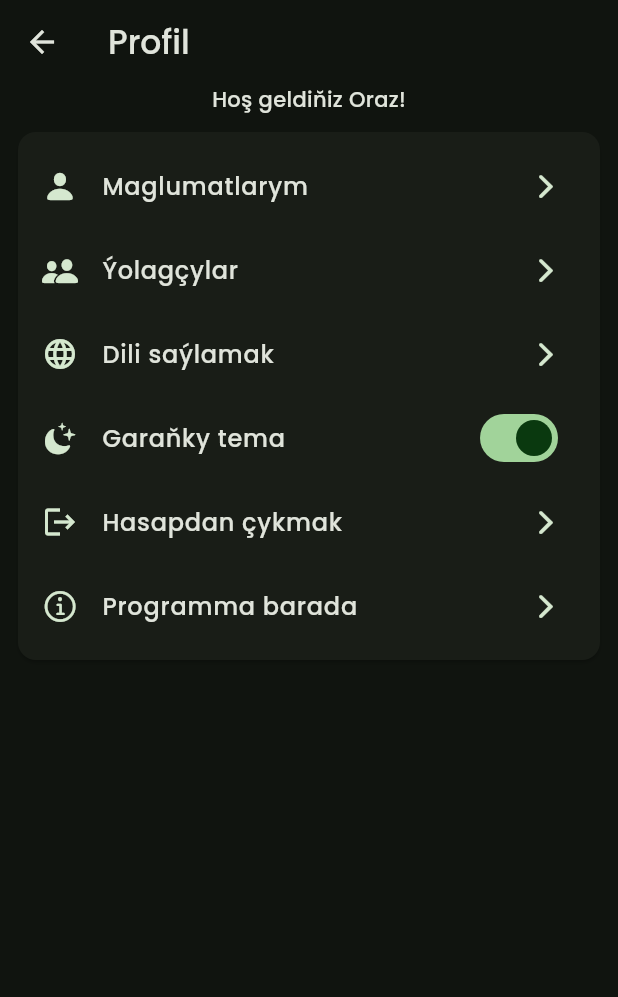
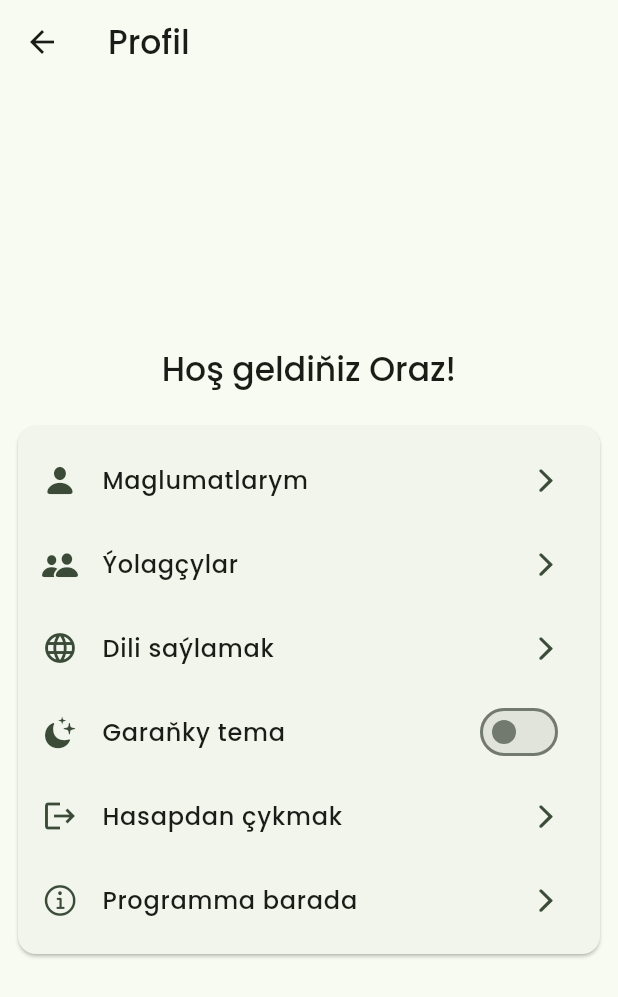
Before and after one commit to orazgulcayew/flutter-airplane-ticket-booking-ui, a Flutter app: the ProfileScreen screen opened directly, after a tap on "Garaňky tema", on a phone screen of 412 x 824 dp. Shown: the top 997 px of the screen. Run offline on Flutter 3.47's test engine with Material 2 defaults, Android fonts, the phone set to English and light mode, and no system bars; our stand-ins replace flutter_rating_bar, gap.

Commit message:
Profile Screen update

```diff
--- a/lib/screens/bottom_navigation/bottom_navigation.dart
+++ b/lib/screens/bottom_navigation/bottom_navigation.dart
@@ -20,7 +20,7 @@ class _BottomBarState extends State<BottomBar> {
     const ProfileScreen()
   ];
 
-  int currentIndex = 3;
+  int currentIndex = 1;
 
   @override
   Widget build(BuildContext context) {
--- a/lib/screens/profile/profile_screen.dart
+++ b/lib/screens/profile/profile_screen.dart
@@ -9,20 +9,22 @@ class ProfileScreen extends StatelessWidget {
 
   @override
   Widget build(BuildContext context) {
+    final textTheme = Theme.of(context).textTheme;
     final themeProvider = Provider.of<ThemeProvider>(context);
     ColorScheme theme = Provider.of<ThemeProvider>(context).theme;
-
+    bool isOn = themeProvider.isDarkMode;
     return Scaffold(
       appBar: AppBar(
         title: const Text("Profil"),
       ),
       body: Column(
+        mainAxisAlignment: MainAxisAlignment.center,
         children: [
-          Container(
-            child: Column(
-              children: [const Text("Hoş geldiňiz Oraz!")],
-            ),
+          Text(
+            "Hoş geldiňiz Oraz!",
+            style: textTheme.headline6,
           ),
+          const Gap(12),
           Padding(
             padding: const EdgeInsets.all(8.0),
             child: Card(
@@ -52,9 +54,13 @@ class ProfileScreen extends StatelessWidget {
                   ListTile(
                       title: const Text("Garaňky tema"),
                       iconColor: theme.onSecondaryContainer,
-                      onTap: () {},
+                      onTap: () {
+                        themeProvider.toggleTheme(!isOn);
+                      },
                       trailing: Switch(
                           value: themeProvider.isDarkMode,
+                          activeTrackColor: theme.secondary,
+                          activeColor: theme.primaryContainer,
                           onChanged: (isOn) {
                             themeProvider.toggleTheme(isOn);
                           }),
@@ -77,7 +83,7 @@ class ProfileScreen extends StatelessWidget {
                 ],
               ),
             ),
-          )
+          ),
         ],
       ),
     );
```
